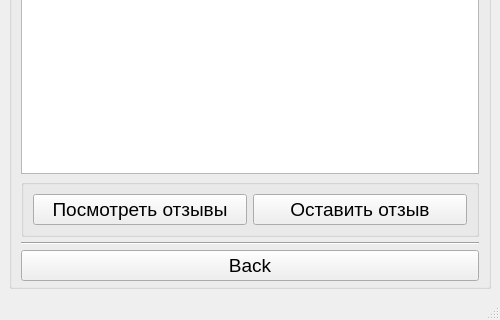
First picture: the form in advanced/practice_7_GUI/resources/ui/details.ui, repository novobranchenko-danil/124-19, before the edit; both pictures show x 0 to 500 and y 434 to 754 of the 500 by 754 pixel window.
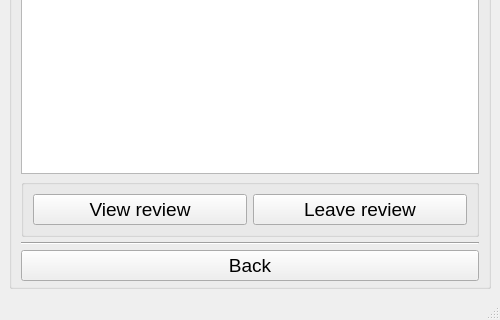
Second picture: the form after the edit.

The edit to the form file:
```diff
--- a/advanced/practice_7_GUI/resources/ui/details.ui
+++ b/advanced/practice_7_GUI/resources/ui/details.ui
@@ -113,14 +113,14 @@
           <item>
            <widget class="QPushButton" name="view_review_button">
             <property name="text">
-             <string>Посмотреть отзывы</string>
+             <string>View review</string>
             </property>
            </widget>
           </item>
           <item>
            <widget class="QPushButton" name="leave_review_button">
             <property name="text">
-             <string>Оставить отзыв</string>
+             <string>Leave review</string>
             </property>
            </widget>
           </item>
```
